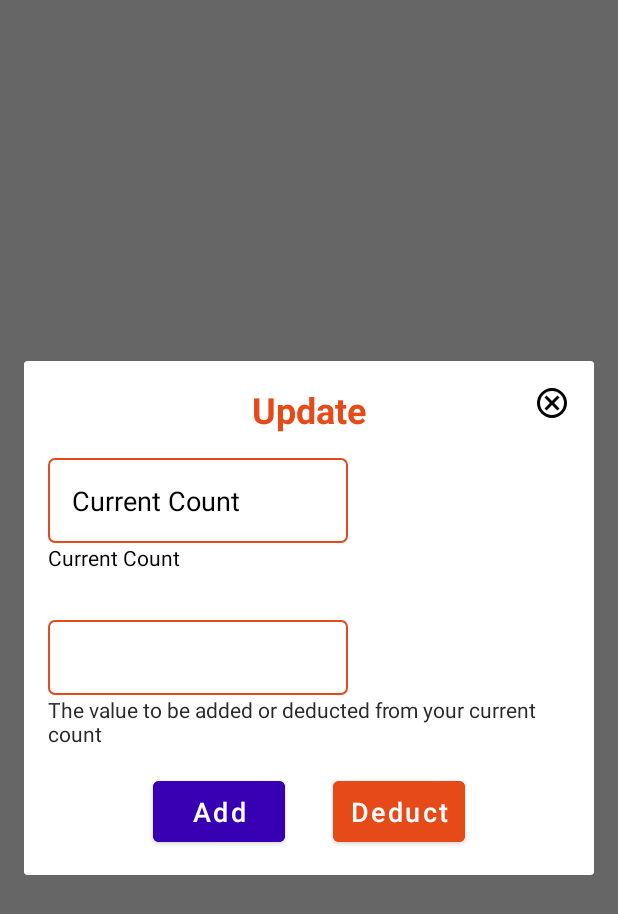
After one commit to kaushal-prabhakar/Japa-Counter, an Android app built with Jetpack Compose: the fragment UpdateJapaDialog placed in its activity, on a phone screen of 412 x 824 dp. The commit adds this screen. Shown: the top 914 px of the screen. Run offline under Robolectric (Android 15) with nearby library versions, the phone set to English and light mode, and no system bars; our stand-ins replace Dagger/Hilt's generated code, Timber.

Commit message:
feat: add dialog view to add or deduct new count value through button click.

```diff
--- a/app/src/main/java/com/kaushal/japacounter/ext/Extensions.kt
+++ b/app/src/main/java/com/kaushal/japacounter/ext/Extensions.kt
@@ -6,8 +6,12 @@ import android.content.DialogInterface
 import android.view.LayoutInflater
 import android.view.View
 import android.view.ViewGroup
+import android.view.animation.CycleInterpolator
+import android.view.animation.TranslateAnimation
 import android.view.inputmethod.InputMethodManager
+import android.widget.EditText
 import android.widget.Toast
+import androidx.appcompat.widget.AppCompatEditText
 import androidx.core.content.getSystemService
 import androidx.localbroadcastmanager.content.LocalBroadcastManager
 import com.kaushal.japacounter.ui.widgets.MaterialAlertBuilder
@@ -51,3 +55,10 @@ inline fun Instant.ofPattern(outPattern: String): String? = try {
 
 fun Context.showMaterialAlert(init : MaterialAlertBuilder<DialogInterface>.() -> Unit): Dialog =
     AndroidMaterialAlertBuilder(this).apply { init() }.show()
+
+fun AppCompatEditText.shakeError() {
+    val shake = TranslateAnimation(0f, 10f, 0f, 0f)
+    shake.setDuration(500)
+    shake.interpolator = CycleInterpolator(7f)
+    startAnimation(shake)
+}
--- a/app/src/main/java/com/kaushal/japacounter/ui/JapaDetailsFragment.kt
+++ b/app/src/main/java/com/kaushal/japacounter/ui/JapaDetailsFragment.kt
@@ -8,6 +8,7 @@ import android.view.ViewGroup
 import androidx.fragment.app.Fragment
 import androidx.fragment.app.activityViewModels
 import androidx.lifecycle.Lifecycle
+import androidx.lifecycle.Observer
 import androidx.lifecycle.lifecycleScope
 import androidx.lifecycle.repeatOnLifecycle
 import com.kaushal.japacounter.R
@@ -32,6 +33,8 @@ class JapaDetailsFragment(private val japaName: String) : Fragment(), View.OnCli
 
     companion object {
         fun newInstance(japaName: String) = JapaDetailsFragment(japaName)
+
+        private const val TAG_SHOW_UPDATE_DIALOG = "update_counter_dialog"
     }
 
     override fun onCreateView(
@@ -55,8 +58,15 @@ class JapaDetailsFragment(private val japaName: String) : Fragment(), View.OnCli
         binding.btnUpdate.setOnClickListener(this)
         binding.btnMarkComplete.setOnClickListener(this)
         binding.btnDelete.setOnClickListener(this)
+        binding.textCurrentCount.setOnClickListener(this)
 
         viewModel.getJapaDetails(japaName)
+
+        val newCountObserver = Observer<Int> { newValue ->
+            binding.textCurrentCount.text = newValue.toString()
+        }
+
+        viewModel.newCountLiveData.observe(viewLifecycleOwner, newCountObserver)
 
         viewLifecycleOwner.lifecycleScope.launch {
             viewLifecycleOwner.lifecycle.repeatOnLifecycle(Lifecycle.State.STARTED) {
@@ -132,6 +142,12 @@ class JapaDetailsFragment(private val japaName: String) : Fragment(), View.OnCli
                 binding.textCurrentCount.setText(currentValue.toString())
             }
 
+            R.id.text_current_count -> {
+                UpdateJapaDialog.newInstance().show(childFragmentManager,
+                    TAG_SHOW_UPDATE_DIALOG
+                )
+            }
+
             R.id.btnUpdate -> {
                 dialogRef?.dismiss()
                 dialogRef = requireContext().showMaterialAlert {
--- a/app/src/main/java/com/kaushal/japacounter/ui/MainActivityViewModel.kt
+++ b/app/src/main/java/com/kaushal/japacounter/ui/MainActivityViewModel.kt
@@ -1,5 +1,6 @@
 package com.kaushal.japacounter.ui
 
+import androidx.lifecycle.MutableLiveData
 import androidx.lifecycle.ViewModel
 import androidx.lifecycle.viewModelScope
 import com.kaushal.japacounter.data.Entities
@@ -118,4 +119,8 @@ class MainActivityViewModel @Inject constructor(
             }
         }
     }
+
+    val newCountLiveData: MutableLiveData<Int> by lazy {
+        MutableLiveData<Int>()
+    }
 }
--- /dev/null
+++ b/app/src/main/java/com/kaushal/japacounter/ui/UpdateJapaDialog.kt
@@ -0,0 +1,125 @@
+package com.kaushal.japacounter.ui
+
+import android.app.Dialog
+import android.os.Bundle
+import android.view.LayoutInflater
+import android.view.View
+import android.view.ViewGroup
+import androidx.fragment.app.DialogFragment
+import androidx.fragment.app.activityViewModels
+import androidx.lifecycle.Lifecycle
+import androidx.lifecycle.lifecycleScope
+import androidx.lifecycle.repeatOnLifecycle
+import com.kaushal.japacounter.R
+import com.kaushal.japacounter.data.Entities
+import com.kaushal.japacounter.data.Outcome
+import com.kaushal.japacounter.databinding.DialogUpdateJapaBinding
+import com.kaushal.japacounter.ext.hideKeyboard
+import com.kaushal.japacounter.ext.shakeError
+import com.kaushal.japacounter.ext.showMaterialAlert
+import kotlinx.coroutines.flow.collectLatest
+import kotlinx.coroutines.launch
+
+
+class UpdateJapaDialog() : DialogFragment(), View.OnClickListener {
+
+    private var _binding: DialogUpdateJapaBinding? = null
+    private val binding: DialogUpdateJapaBinding
+        get() = _binding!!
+
+
+    private val viewModel by activityViewModels<MainActivityViewModel>()
+
+    private lateinit var entities: Entities
+
+    private var dialogRef: Dialog? = null
+
+    companion object {
+        fun newInstance() = UpdateJapaDialog()
+    }
+
+    override fun onCreateView(
+        inflater: LayoutInflater,
+        container: ViewGroup?,
+        savedInstanceState: Bundle?
+    ): View {
+        _binding = DialogUpdateJapaBinding.inflate(inflater, container, false)
+        return binding.rootView
+    }
+
+    override fun onViewCreated(view: View, savedInstanceState: Bundle?) {
+        super.onViewCreated(view, savedInstanceState)
+
+        dialog?.setCancelable(true)
+        dialog?.setCanceledOnTouchOutside(true)
+
+        binding.btnAdd.setOnClickListener(this)
+        binding.btnDeduct.setOnClickListener(this)
+        binding.imgCancel.setOnClickListener(this)
+
+        viewLifecycleOwner.lifecycleScope.launch {
+            viewLifecycleOwner.lifecycle.repeatOnLifecycle(Lifecycle.State.STARTED) {
+                viewModel.myJapaDetailsOutcome.collectLatest {
+                    if(it is Outcome.Success) {
+                        entities = it.data
+                        binding.txtCurrentCount.text = entities.currentValue.toString()
+                    }
+                }
+            }
+        }
+    }
+
+    override fun onClick(v: View?) {
+        when (v?.id) {
+            R.id.btnAdd -> showUpdateConfirmationDialog { addToCurrentCount() }
+
+            R.id.btnDeduct -> showUpdateConfirmationDialog { deductFromCurrentCount() }
+
+            R.id.imgCancel -> dismissDialog()
+        }
+    }
+
+    private fun dismissDialog() {
+        binding.rootView.hideKeyboard()
+        dismiss()
+    }
+
+    private fun addToCurrentCount() {
+       with(binding.etNewValue) {
+           if(!this.text.isNullOrEmpty()) {
+               val updatedValue = entities.currentValue.plus(this.text.toString().toInt())
+               viewModel.newCountLiveData.value = updatedValue
+           } else this.shakeError()
+       }
+    }
+
+    private fun deductFromCurrentCount() {
+        with(binding.etNewValue) {
+            if(!this.text.isNullOrEmpty()) {
+                val updatedValue = entities.currentValue.minus(this.text.toString().toInt())
+                viewModel.newCountLiveData.value = updatedValue
+            } else this.shakeError()
+        }
+    }
+
+    private fun showUpdateConfirmationDialog(transform: () -> Unit) {
+        dialogRef?.dismiss()
+        dialogRef = requireContext().showMaterialAlert {
+            titleResource = R.string.warning_title
+            messageResource = R.string.warning_update_counter_message
+            negativeButton(R.string.label_cancel) {
+                dialogRef?.dismiss()
+            }
+            positiveButton(R.string.label_yes) {
+                transform.invoke()
+                dismissDialog()
+            }
+        }
+    }
+
+
+    override fun onDestroy() {
+        super.onDestroy()
+        _binding = null
+    }
+}
--- /dev/null
+++ b/app/src/main/res/drawable/ic_baseline_cancel_rounded.xml
@@ -0,0 +1,9 @@
+<vector xmlns:android="http://schemas.android.com/apk/res/android"
+    android:width="24dp"
+    android:height="24dp"
+    android:viewportWidth="960"
+    android:viewportHeight="960">
+  <path
+      android:fillColor="#FF000000"
+      android:pathData="m336,680 l144,-144 144,144 56,-56 -144,-144 144,-144 -56,-56 -144,144 -144,-144 -56,56 144,144 -144,144 56,56ZM480,880q-83,0 -156,-31.5T197,763q-54,-54 -85.5,-127T80,480q0,-83 31.5,-156T197,197q54,-54 127,-85.5T480,80q83,0 156,31.5T763,197q54,54 85.5,127T880,480q0,83 -31.5,156T763,763q-54,54 -127,85.5T480,880ZM480,800q134,0 227,-93t93,-227q0,-134 -93,-227t-227,-93q-134,0 -227,93t-93,227q0,134 93,227t227,93ZM480,480Z"/>
+</vector>
--- a/app/src/main/res/layout/dialog_add_new_japa.xml
+++ b/app/src/main/res/layout/dialog_add_new_japa.xml
@@ -99,7 +99,7 @@
             android:text="@string/label_goal_description"
             android:textAllCaps="false"
             android:textColor="@color/text_color_dim"
-            android:textSize="@dimen/small_text" />
+            android:textSize="@dimen/very_small_text" />
 
 
         <LinearLayout
@@ -119,7 +119,7 @@
                 android:text="@string/label_save"
                 android:textAllCaps="false"
                 android:textColor="@color/white"
-                android:textSize="@dimen/button_text"
+                android:textSize="@dimen/standard_text"
                 app:cornerRadius="@dimen/corner_radius"
                 app:elevation="@dimen/zero_dp"
                 app:strokeColor="@color/purple_700"
@@ -136,7 +136,7 @@
                 android:text="@string/label_cancel"
                 android:textAllCaps="false"
                 android:textColor="@color/orange"
-                android:textSize="@dimen/button_text"
+                android:textSize="@dimen/standard_text"
                 app:cornerRadius="@dimen/corner_radius"
                 app:elevation="@dimen/zero_dp"
                 app:strokeColor="@color/orange"
--- /dev/null
+++ b/app/src/main/res/layout/dialog_update_japa.xml
@@ -0,0 +1,121 @@
+<?xml version="1.0" encoding="utf-8"?>
+<androidx.constraintlayout.widget.ConstraintLayout xmlns:android="http://schemas.android.com/apk/res/android"
+    xmlns:app="http://schemas.android.com/apk/res-auto"
+    xmlns:tools="http://schemas.android.com/tools"
+    android:id="@+id/rootView"
+    android:layout_width="match_parent"
+    android:layout_height="match_parent"
+    android:padding="@dimen/standard_margin"
+    tools:context=".ui.MainActivity">
+
+    <com.google.android.material.textview.MaterialTextView
+        android:id="@+id/txtUpdate"
+        android:layout_width="wrap_content"
+        android:layout_height="wrap_content"
+        android:text="@string/label_update"
+        android:textColor="@color/orange"
+        android:textSize="@dimen/header_text"
+        android:textStyle="bold"
+        app:layout_constraintEnd_toEndOf="parent"
+        app:layout_constraintStart_toStartOf="parent"
+        app:layout_constraintTop_toTopOf="parent" />
+
+    <ImageView
+        android:layout_width="wrap_content"
+        android:layout_height="wrap_content"
+        android:id="@+id/imgCancel"
+        android:src="@drawable/ic_baseline_cancel_rounded"
+        app:layout_constraintEnd_toEndOf="parent"
+        app:layout_constraintTop_toTopOf="parent"/>
+
+    <com.google.android.material.textview.MaterialTextView
+        android:id="@+id/txt_current_count"
+        android:layout_width="200dp"
+        android:layout_height="wrap_content"
+        android:layout_marginTop="@dimen/standard_margin"
+        android:background="@drawable/bg_rounded_corner_border_4dp"
+        android:padding="@dimen/standard_margin"
+        android:text="@string/label_current_count"
+        android:textColor="@color/black"
+        android:textSize="@dimen/standard_text"
+        app:layout_constraintStart_toStartOf="parent"
+        app:layout_constraintTop_toBottomOf="@+id/txtUpdate" />
+
+    <com.google.android.material.textview.MaterialTextView
+        android:id="@+id/label_current_count"
+        android:layout_width="wrap_content"
+        android:layout_height="wrap_content"
+        android:text="@string/label_current_count"
+        android:textColor="@color/black"
+        android:textSize="@dimen/small_text"
+        app:layout_constraintStart_toStartOf="parent"
+        app:layout_constraintTop_toBottomOf="@+id/txt_current_count" />
+
+
+    <androidx.appcompat.widget.AppCompatEditText
+        android:id="@+id/et_new_value"
+        android:layout_width="200dp"
+        android:layout_height="@dimen/button_height"
+        android:layout_marginTop="@dimen/standard_margin_2x"
+        android:background="@drawable/bg_rounded_corner_border_4dp"
+        android:textColor="@color/black"
+        android:textSize="@dimen/standard_text"
+        android:inputType="phone"
+        android:padding="@dimen/standard_margin"
+        app:layout_constraintStart_toStartOf="parent"
+        app:layout_constraintTop_toBottomOf="@+id/label_current_count" />
+
+    <com.google.android.material.textview.MaterialTextView
+        android:id="@+id/txt_new_value_hint"
+        android:layout_width="wrap_content"
+        android:layout_height="wrap_content"
+        android:text="@string/hint_new_value"
+        android:textColor="@color/input_text_color"
+        android:textSize="@dimen/small_text"
+        android:maxLines="2"
+        android:ellipsize="end"
+        app:layout_constraintStart_toStartOf="parent"
+        app:layout_constraintTop_toBottomOf="@+id/et_new_value" />
+
+
+    <androidx.constraintlayout.widget.Guideline
+        android:id="@+id/guideline"
+        android:layout_width="wrap_content"
+        android:layout_height="wrap_content"
+        android:orientation="vertical"
+        app:layout_constraintGuide_percent="0.5"/>
+
+    <com.google.android.material.button.MaterialButton
+        android:id="@+id/btnAdd"
+        android:layout_width="wrap_content"
+        android:layout_height="wrap_content"
+        android:layout_marginTop="@dimen/standard_margin"
+        android:backgroundTint="@color/purple_700"
+        android:padding="@dimen/padding_8dp"
+        android:text="@string/label_add"
+        android:textAllCaps="false"
+        android:textColor="@color/white"
+        android:textSize="@dimen/standard_text"
+        app:cornerRadius="@dimen/corner_radius"
+        android:layout_marginHorizontal="@dimen/standard_margin"
+        app:layout_constraintEnd_toStartOf="@+id/guideline"
+        app:layout_constraintTop_toBottomOf="@+id/txt_new_value_hint" />
+
+    <com.google.android.material.button.MaterialButton
+        android:id="@+id/btnDeduct"
+        android:layout_width="wrap_content"
+        android:layout_height="wrap_content"
+        android:layout_marginTop="@dimen/standard_margin"
+        android:backgroundTint="@color/orange"
+        android:padding="@dimen/padding_8dp"
+        android:text="@string/label_deduct"
+        android:textAllCaps="false"
+        android:textColor="@color/white"
+        android:textSize="@dimen/standard_text"
+        app:cornerRadius="@dimen/corner_radius"
+        android:layout_marginHorizontal="@dimen/standard_margin"
+        app:layout_constraintStart_toStartOf="@+id/guideline"
+        app:layout_constraintTop_toBottomOf="@+id/txt_new_value_hint" />
+
+
+</androidx.constraintlayout.widget.ConstraintLayout>
--- a/app/src/main/res/layout/fragment_japa_details.xml
+++ b/app/src/main/res/layout/fragment_japa_details.xml
@@ -97,7 +97,7 @@
                     android:background="?selectableItemBackgroundBorderless"
                     android:src="@drawable/ic_baseline_minus_circle_outline_24" />
 
-                <androidx.appcompat.widget.AppCompatEditText
+                <com.google.android.material.textview.MaterialTextView
                     android:id="@+id/text_current_count"
                     android:layout_width="wrap_content"
                     android:layout_height="wrap_content"
--- a/app/src/main/res/values/dimens.xml
+++ b/app/src/main/res/values/dimens.xml
@@ -1,11 +1,12 @@
 <?xml version="1.0" encoding="utf-8"?>
 <resources>
     <dimen name="standard_margin">16dp</dimen>
+    <dimen name="standard_margin_2x">32dp</dimen>
     <dimen name="header_text">24sp</dimen>
     <dimen name="padding_8dp">8dp</dimen>
-    <dimen name="button_text">18sp</dimen>
     <dimen name="button_height">50dp</dimen>
-    <dimen name="small_text">12sp</dimen>
+    <dimen name="very_small_text">12sp</dimen>
+    <dimen name="small_text">14sp</dimen>
     <dimen name="standard_text">18sp</dimen>
     <dimen name="vertical_padding_8dp">8dp</dimen>
     <dimen name="card_view_corner_radius">8dp</dimen>
--- a/app/src/main/res/values/strings.xml
+++ b/app/src/main/res/values/strings.xml
@@ -6,13 +6,16 @@
     <string name="namaste_emoji">&#x1F64F;&#x1F3FB;</string>
     <string name="label_new_japa">New Japa</string>
     <string name="label_save">Save</string>
+    <string name="label_add">Add</string>
     <string name="label_cancel">Cancel</string>
     <string name="label_mark_complete">Mark Completed</string>
     <string name="label_delete">Delete</string>
     <string name="label_update">Update</string>
+    <string name="label_deduct">Deduct</string>
 
     <string name="hint_japa_name">Japa Name</string>
     <string name="hint_goal">Goal</string>
+    <string name="hint_new_value">The value to be added or deducted from your current count</string>
     <string name="label_current_count">Current Count</string>
     <string name="label_last_updated_time">Last updated Time</string>
     <string name="label_last_updated_value">Last Updated Value</string>
```
